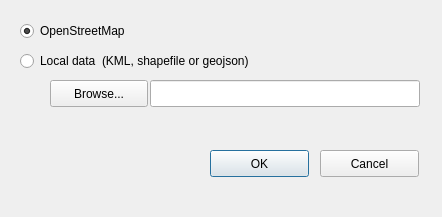
This is building_osm_base.ui in anggabayu21/emergency_mapper_qgis_plugin as Qt 5 draws it before an edit. The edited form follows.
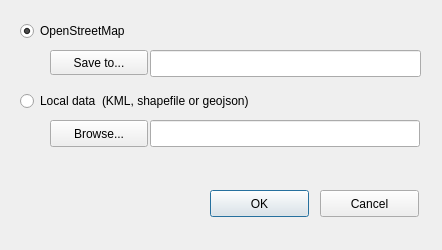
This is the edited form.

What changed in the file:
```diff
--- a/building_osm_base.ui
+++ b/building_osm_base.ui
@@ -7,7 +7,7 @@
     <x>0</x>
     <y>0</y>
     <width>442</width>
-    <height>217</height>
+    <height>250</height>
    </rect>
   </property>
   <property name="windowTitle">
@@ -17,7 +17,7 @@
    <property name="geometry">
     <rect>
      <x>210</x>
-     <y>150</y>
+     <y>190</y>
      <width>99</width>
      <height>27</height>
     </rect>
@@ -30,7 +30,7 @@
    <property name="geometry">
     <rect>
      <x>320</x>
-     <y>150</y>
+     <y>190</y>
      <width>99</width>
      <height>27</height>
     </rect>
@@ -43,7 +43,7 @@
    <property name="geometry">
     <rect>
      <x>150</x>
-     <y>80</y>
+     <y>120</y>
      <width>270</width>
      <height>27</height>
     </rect>
@@ -53,7 +53,7 @@
    <property name="geometry">
     <rect>
      <x>50</x>
-     <y>80</y>
+     <y>120</y>
      <width>98</width>
      <height>27</height>
     </rect>
@@ -82,7 +82,7 @@
    <property name="geometry">
     <rect>
      <x>20</x>
-     <y>50</y>
+     <y>90</y>
      <width>431</width>
      <height>22</height>
     </rect>
@@ -91,6 +91,38 @@
     <string>Local data  (KML, shapefile or geojson)</string>
    </property>
   </widget>
+  <widget class="QToolButton" name="directory_button">
+   <property name="geometry">
+    <rect>
+     <x>50</x>
+     <y>50</y>
+     <width>98</width>
+     <height>25</height>
+    </rect>
+   </property>
+   <property name="text">
+    <string>Save to...</string>
+   </property>
+  </widget>
+  <widget class="QLineEdit" name="output_directory">
+   <property name="geometry">
+    <rect>
+     <x>150</x>
+     <y>50</y>
+     <width>271</width>
+     <height>27</height>
+    </rect>
+   </property>
+   <property name="sizePolicy">
+    <sizepolicy hsizetype="MinimumExpanding" vsizetype="Fixed">
+     <horstretch>0</horstretch>
+     <verstretch>0</verstretch>
+    </sizepolicy>
+   </property>
+   <property name="text">
+    <string/>
+   </property>
+  </widget>
  </widget>
  <resources/>
  <connections/>
```
